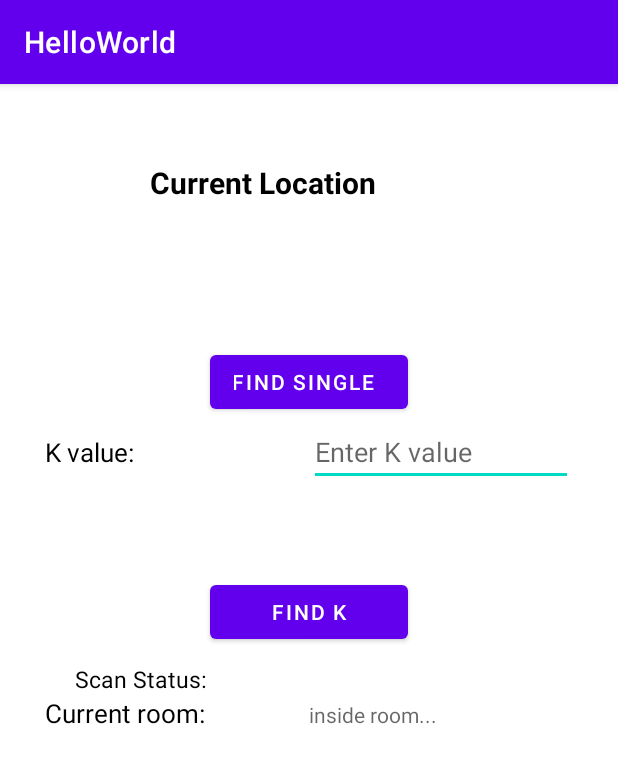
After one commit to Mobile-Computing-Winter-2021/assignment0-vijayshekhar, an Android app: the LocationActivity screen opened directly, with no data from a screen before it, on a phone screen of 412 x 824 dp. The commit adds this screen. Shown: the top 763 px of the screen. Run offline under Robolectric (Android 15) with nearby library versions, the phone set to English and light mode, and no system bars; our stand-ins replace Room's generated code.

Commit message:
wardriving remaining.

```diff
--- /dev/null
+++ b/app/src/main/java/com/example/helloworld/Activities/LocationActivity.java
@@ -0,0 +1,154 @@
+package com.example.helloworld.Activities;
+
+import androidx.annotation.Nullable;
+import androidx.appcompat.app.AppCompatActivity;
+import androidx.room.Room;
+
+import android.content.BroadcastReceiver;
+import android.content.Context;
+import android.content.Intent;
+import android.content.IntentFilter;
+import android.net.wifi.ScanResult;
+import android.net.wifi.WifiManager;
+import android.os.Bundle;
+import android.util.Log;
+import android.widget.Button;
+import android.widget.EditText;
+import android.widget.LinearLayout;
+import android.widget.RadioButton;
+import android.widget.RadioGroup;
+import android.widget.TextView;
+import android.widget.Toast;
+
+import com.example.helloworld.Fragments.ListFragment;
+import com.example.helloworld.R;
+import com.example.helloworld.ROOM.WifiDB;
+import com.example.helloworld.ROOM.WifiDao;
+import com.example.helloworld.ROOM.WifiEnity;
+import com.example.helloworld.ROOM.WifiEntity1;
+import com.example.helloworld.Threads.APInfoRetrive;
+import com.example.helloworld.finalResult;
+
+import org.w3c.dom.Text;
+
+import java.sql.Array;
+import java.sql.RowId;
+import java.sql.Time;
+import java.util.ArrayList;
+import java.util.List;
+import java.util.*;
+public class LocationActivity extends AppCompatActivity {
+
+
+    List<ScanResult> scanResultsMain;
+    String location = "";
+    int rss1=0,rss2=0;
+    private static final String TAG = "LocationActivity";
+    @Override
+    protected void onCreate(@Nullable Bundle savedInstanceState) {
+        super.onCreate(savedInstanceState);
+        setContentView(R.layout.activity_location);
+
+        TextView tvRoom = (TextView) findViewById(R.id.textView);
+        EditText kedit = (EditText) findViewById(R.id.edittext1);
+        TextView scanStatus = findViewById(R.id.textView2);
+
+
+        Button bt1 = (Button) findViewById(R.id.button1);
+        Button bt2 = (Button) findViewById(R.id.button2);
+
+        WifiManager wifimanager = (WifiManager) getApplicationContext().getSystemService(Context.WIFI_SERVICE);
+
+
+        bt1.setOnClickListener(v -> {
+
+            // switch on the wifi sensor
+            wifimanager.setWifiEnabled(true);
+
+            // intent filter for broadcast receiver
+            IntentFilter intentFilter = new IntentFilter();
+            intentFilter.addAction(WifiManager.SCAN_RESULTS_AVAILABLE_ACTION);
+            scanStatus.setText("Scan Status: Scanning ....");
+
+            registerReceiver(new BroadcastReceiver() {
+                @Override
+                public void onReceive(Context context, Intent intent) {
+
+
+
+                    scanResultsMain = wifimanager.getScanResults();
+                    final int n = scanResultsMain.size();
+
+                    Log.d(TAG, "Wifi Scan Results Count: " + n);
+                    Toast.makeText(LocationActivity.this, "No. of results:  " + n, Toast.LENGTH_SHORT).show();
+                    scanStatus.setText("Scan Status: Scanning Complete!");
+
+                    for (ScanResult res : scanResultsMain) {
+                        int signalStrength = wifimanager.calculateSignalLevel(res.level);
+                        Log.d(TAG, " SSID  =  " + res.SSID);
+                        Log.d(TAG, " BSSID  =  " + res.BSSID);
+                        Log.d(TAG, " level (RSS)  =  " + (res.level + 100));
+                        Log.d(TAG, " strength  =  " + signalStrength);
+
+                        if(res.SSID.contains("naraya_vani")){
+                            rss1 = res.level + 100;
+                        }
+                        if(res.SSID.contains("uamsef")){
+                            rss2 = res.level + 100;
+                        }
+
+                    }
+                }
+
+            }, intentFilter);
+            wifimanager.startScan();
+
+            WifiDB wifiDB = Room.databaseBuilder(LocationActivity.this, WifiDB.class, "WifiDataDB" ).allowMainThreadQueries().build();
+            List<WifiEntity1> dataDownload=  wifiDB.dao().getAll1();
+//            APInfoRetrive apInfoRetrive = new APInfoRetrive(LocationActivity.this, wifiDB);
+//            apInfoRetrive.start();
+            Toast.makeText(this, "data size: "+dataDownload.size(), Toast.LENGTH_SHORT).show();
+
+
+            finalResult arr[] = new finalResult[dataDownload.size()];
+            int i=0;
+            for (WifiEntity1 res: dataDownload){
+                arr[i].roomName = res.getRoomName();
+                int temp = (res.getRssi1() - rss1) * res.getRssi1() - rss1;
+                temp =  temp + ((res.getRssi1() - rss1) * (res.getRssi1() - rss1));
+                arr[i].dist = (int) Math.sqrt(temp);
+            }
+            Compare obj = new Compare();
+
+            location = obj.compare(arr, dataDownload.size());
+            Toast.makeText(this, "room location--->"+location, Toast.LENGTH_SHORT).show();
+
+        });
+
+
+
+    }
+    class Compare {
+
+         String compare(finalResult arr[], int n)
+        {
+            // Comparator to sort the pair according to second element
+            Arrays.sort(arr, new Comparator<finalResult>() {
+                @Override public int compare(finalResult p1, finalResult p2)
+                {
+                    return p1.dist - p2.dist;
+                }
+            });
+
+            return arr[n -1].roomName;
+
+        }
+    }
+
+
+    public void wifiInfoFetched(List<WifiEntity1> wifiEntity1s){
+
+        Log.d(TAG, "wifiInfoFetched: "+wifiEntity1s.size());
+        Toast.makeText(this, "data size: "+wifiEntity1s.size(), Toast.LENGTH_SHORT).show();
+    }
+}
--- a/app/src/main/java/com/example/helloworld/ROOM/WifiDB.java
+++ b/app/src/main/java/com/example/helloworld/ROOM/WifiDB.java
@@ -4,7 +4,7 @@ package com.example.helloworld.ROOM;
 import androidx.room.Database;
 import androidx.room.RoomDatabase;
 
-@Database(entities = {WifiEnity.class}, version = 1)
+@Database(entities = {WifiEnity.class,WifiEntity1.class}, version = 1)
 public abstract class WifiDB extends RoomDatabase {
 
     public abstract WifiDao dao();
--- a/app/src/main/java/com/example/helloworld/ROOM/WifiDao.java
+++ b/app/src/main/java/com/example/helloworld/ROOM/WifiDao.java
@@ -16,4 +16,10 @@ public interface WifiDao {
 
     @Query("SELECT * FROM WifiEnity")
     List<WifiEnity> getAll();
+
+    @Insert
+    void dataInsert1(WifiEntity1 wifiEntity1);
+
+    @Query("SELECT * FROM WifiEntity1")
+    List<WifiEntity1> getAll1();
 }
--- /dev/null
+++ b/app/src/main/res/layout/activity_location.xml
@@ -0,0 +1,105 @@
+<?xml version="1.0" encoding="utf-8"?>
+
+
+<LinearLayout android:layout_width="match_parent"
+    xmlns:android="http://schemas.android.com/apk/res/android"
+    xmlns:tools="http://schemas.android.com/tools"
+    android:layout_gravity="center"
+    android:layout_height="match_parent"
+    android:orientation="vertical"
+    tools:context=".Activities.LocationActivity">
+
+    <TextView
+        android:id="@+id/textView1"
+        android:layout_width="match_parent"
+        android:layout_height="wrap_content"
+        android:layout_marginTop="52dp"
+        android:layout_marginBottom="35dp"
+        android:layout_marginHorizontal="100sp"
+        android:text="Current Location"
+        android:textColor="@android:color/black"
+        android:textSize="20dp"
+        android:textStyle="bold"
+        />
+
+    <Button
+        android:id="@+id/button1"
+        android:layout_width="match_parent"
+        android:layout_height="wrap_content"
+        android:layout_marginTop="60dp"
+        android:layout_marginHorizontal="140dp"
+        android:text="find single  "
+        />
+
+    <LinearLayout
+
+        android:layout_height="wrap_content"
+        android:layout_width="match_parent"
+        android:layout_alignParentBottom="true"
+        android:layout_marginHorizontal="30dp">
+        <TextView
+            android:id="@+id/textview3"
+            android:layout_width="match_parent"
+            android:layout_height="wrap_content"
+            android:layout_weight="1"
+            android:text="K value: "
+            android:textColor="@android:color/black"
+            android:textSize="17sp">
+        </TextView>
+        <EditText
+            android:id="@+id/edittext1"
+            android:layout_width="match_parent"
+            android:layout_height="wrap_content"
+            android:layout_weight="1"
+            android:hint="Enter K value">
+        </EditText>
+
+    </LinearLayout>
+
+    <Button
+        android:id="@+id/button2"
+        android:layout_width="match_parent"
+        android:layout_height="wrap_content"
+        android:layout_marginTop="60dp"
+        android:layout_marginHorizontal="140dp"
+        android:text="find k"
+        />
+    <TextView
+        android:id="@+id/textView2"
+        android:layout_height="wrap_content"
+        android:layout_width="match_parent"
+        android:layout_marginHorizontal="50dp"
+        android:layout_marginTop="10dp"
+        android:text="Scan Status:"
+        android:textColor="@android:color/black"
+        android:textSize="15dp"
+        />
+    <LinearLayout
+
+        android:layout_height="wrap_content"
+        android:layout_width="match_parent"
+        android:layout_alignParentBottom="true"
+        android:layout_marginHorizontal="30dp">
+        <TextView
+            android:id="@+id/textview2"
+            android:layout_width="match_parent"
+            android:layout_height="wrap_content"
+            android:layout_weight="1"
+            android:text="Current room: "
+            android:textColor="@android:color/black"
+            android:textSize="17sp">
+        </TextView>
+        <TextView
+            android:id="@+id/textview"
+
+            android:layout_width="match_parent"
+            android:layout_height="wrap_content"
+            android:layout_weight="1"
+            android:hint="inside room...">
+        </TextView>
+
+    </LinearLayout>
+
+
+
+</LinearLayout>
--- a/app/src/main/res/layout/list_fragement.xml
+++ b/app/src/main/res/layout/list_fragement.xml
@@ -6,7 +6,6 @@
     android:background="#fff"
     tools:context="com.example.helloworld.Fragments.ListFragment">
 
-    <!-- TODO: Update blank fragment layout -->
     <androidx.recyclerview.widget.RecyclerView
         android:layout_width="match_parent"
         android:layout_height="wrap_content"
```
Also changed, not shown: app/src/main/AndroidManifest.xml (+10 -8 lines), app/src/main/java/com/example/helloworld/Activities/MainActivity.java (+14 -30 lines), app/src/main/java/com/example/helloworld/Activities/wardriveActivity.java (added, +116 -0 lines), app/src/main/java/com/example/helloworld/ROOM/WifiEntity1.java (added, +60 -0 lines), app/src/main/java/com/example/helloworld/Threads/APInfoRetrive.java (+14 -7 lines), app/src/main/java/com/example/helloworld/Threads/InsertDataThread.java (+11 -20 lines), app/src/main/java/com/example/helloworld/Threads/ScanWifiThread.java (deleted, +0 -66 lines), app/src/main/java/com/example/helloworld/finalResult.java (added, +13 -0 lines), app/src/main/res/layout/activity_main.xml (+12 -1 lines), app/src/main/res/layout/activity_wardrive.xml (added, +85 -0 lines).
